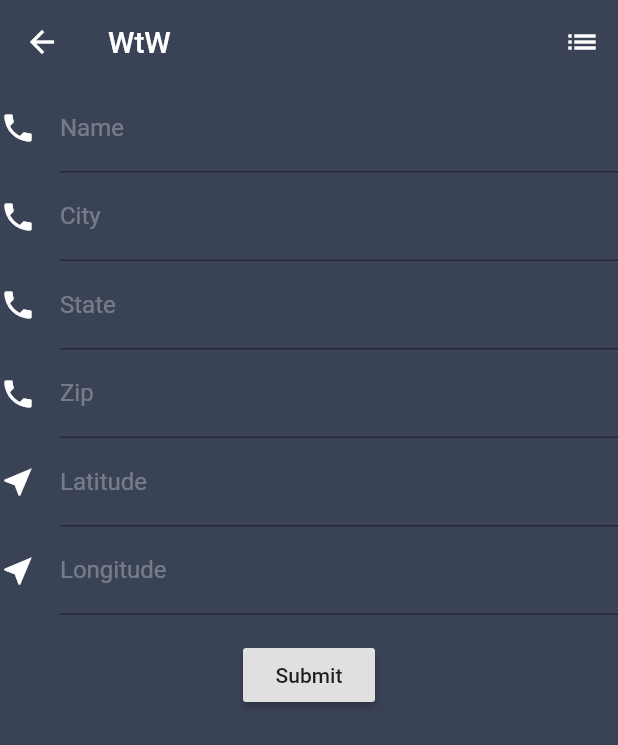
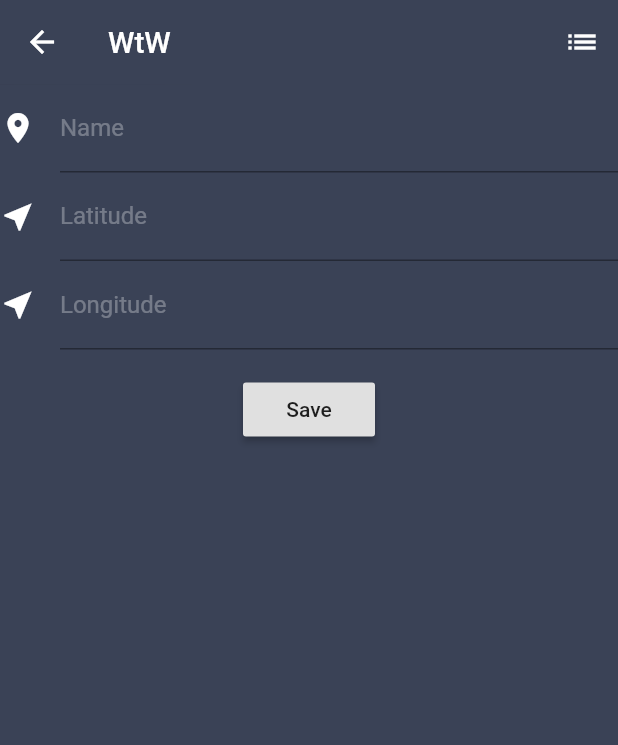
Before and after one commit to markwhidby/wtw_nicelistui, a Flutter app: the ListPageDetail screen opened directly, on a phone screen of 412 x 824 dp. Shown: the top 745 px of the screen. Run offline on Flutter 3.47's test engine with Material 2 defaults, Android fonts, the phone set to English and light mode, and no system bars.

Commit message:
Simplified listpagedetail form

```diff
--- a/lib/listpagedetail.dart
+++ b/lib/listpagedetail.dart
@@ -1,6 +1,5 @@
 import 'package:flutter/material.dart';
 import 'topappbar.dart';
-
 
 class ListPageDetail extends StatefulWidget {
   ListPageDetail({Key key, this.title}) : super(key: key);
@@ -21,6 +20,7 @@ class _ListPageDetailState extends State<ListPageDetail> {
 //      bottomNavigationBar: makeBottom,
     );
   }
+
   final topAppBar = AppBar(
     elevation: 0.1,
     backgroundColor: Color.fromRGBO(58, 66, 86, 1.0),
@@ -36,46 +36,48 @@ class _ListPageDetailState extends State<ListPageDetail> {
   final makeBody = Center(
     child: Column(
       children: <Widget>[
-        new MyCustomForm(),
+        new StartingPointForm(),
 //        new SizedBox(height: 200.0),
 //        new Image.network(
 //          'https://cdn.cnn.com/cnn/.e1mo/img/4.0/logos/logo_cnn_badge_2up.png',
 //          fit: BoxFit.cover,
 //        ),
       ],
-
     ),
   );
 }
 
 // Create a Form Widget
-class MyCustomForm extends StatefulWidget {
+class StartingPointForm extends StatefulWidget {
   @override
-  MyCustomFormState createState() {
-    return MyCustomFormState();
+  StartingPointFormState createState() {
+    return StartingPointFormState();
   }
 }
 
 // Create a corresponding State class. This class will hold the data related to
 // the form.
-class MyCustomFormState extends State<MyCustomForm> {
-  // Create a global key that will uniquely identify the Form widget and allow
-  // us to validate the form
-  //
-  // Note: This is a GlobalKey<FormState>, not a GlobalKey<MyCustomFormState>!
+class StartingPointFormState extends State<StartingPointForm> {
   final _formKey = GlobalKey<FormState>();
+  final _nameController = TextEditingController();
+  final _cityController = TextEditingController();
+  final _stateController = TextEditingController();
+  final _zipController = TextEditingController();
+  final _latController = TextEditingController();
+  final _longController = TextEditingController();
 
   @override
-  Widget build(BuildContext context) {
-    // Build a Form widget using the _formKey we created above
-    return Form(
-      key: _formKey,
-      child: Column(
-        crossAxisAlignment: CrossAxisAlignment.start,
-        children: <Widget>[
-          TextFormField(
+  void dispose() {
+    // Clean up the controller when the Widget is disposed
+    _nameController.dispose();
+    super.dispose();
+  }
+
+  Widget nameField() {
+    return TextFormField(
+      controller: _nameController,
       decoration: const InputDecoration(
-              icon: const Icon(Icons.phone, color: Colors.white),
+        icon: const Icon(Icons.place, color: Colors.white),
         hintText: 'Enter name',
         labelText: 'Name',
       ),
@@ -84,8 +86,12 @@ class MyCustomFormState extends State<MyCustomForm> {
           return 'Please enter some text';
         }
       },
-          ),
-          TextFormField(
+    );
+  }
+
+  Widget cityField() {
+    return TextFormField(
+      controller: _cityController,
       decoration: const InputDecoration(
         icon: const Icon(Icons.phone, color: Colors.white),
         hintText: 'Enter city',
@@ -96,8 +102,12 @@ class MyCustomFormState extends State<MyCustomForm> {
           return 'Please enter some text';
         }
       },
-          ),
-          TextFormField(
+    );
+  }
+
+  Widget stateField() {
+    return TextFormField(
+      controller: _stateController,
       decoration: const InputDecoration(
         icon: const Icon(Icons.phone, color: Colors.white),
         hintText: 'Enter state',
@@ -108,11 +118,15 @@ class MyCustomFormState extends State<MyCustomForm> {
           return 'Please enter some text';
         }
       },
-          ),
-          TextFormField(
+    );
+  }
+
+  Widget zipField() {
+    return TextFormField(
+      controller: _zipController,
       decoration: const InputDecoration(
         icon: const Icon(Icons.phone, color: Colors.white),
-              hintText: 'Enter zip code',
+        hintText: 'Enter zip',
         labelText: 'Zip',
       ),
       validator: (value) {
@@ -120,8 +134,12 @@ class MyCustomFormState extends State<MyCustomForm> {
           return 'Please enter some text';
         }
       },
-          ),
-          TextFormField(
+    );
+  }
+
+  Widget latField() {
+    return TextFormField(
+      controller: _latController,
       decoration: const InputDecoration(
         icon: const Icon(Icons.near_me, color: Colors.white),
         hintText: 'Enter latitude',
@@ -132,8 +150,12 @@ class MyCustomFormState extends State<MyCustomForm> {
           return 'Please enter some text';
         }
       },
-          ),
-          TextFormField(
+    );
+  }
+
+  Widget longField() {
+    return TextFormField(
+      controller: _longController,
       decoration: const InputDecoration(
         icon: const Icon(Icons.near_me, color: Colors.white),
         hintText: 'Enter longitude',
@@ -144,7 +166,22 @@ class MyCustomFormState extends State<MyCustomForm> {
           return 'Please enter some text';
         }
       },
-          ),
+    );
+  }
+
+  Widget build(BuildContext context) {
+    // Build a Form widget using the _formKey we created above
+    return Form(
+      key: _formKey,
+      child: Column(
+        crossAxisAlignment: CrossAxisAlignment.start,
+        children: <Widget>[
+          nameField(),
+          // cityField(),
+          // stateField(),
+          // zipField(),
+          latField(),
+          longField(),
           Padding(
             padding: const EdgeInsets.symmetric(vertical: 16.0),
             child: Center(
@@ -154,11 +191,22 @@ class MyCustomFormState extends State<MyCustomForm> {
                   // the form is invalid.
                   if (_formKey.currentState.validate()) {
                     // If the form is valid, we want to show a Snackbar
-                    Scaffold.of(context)
-                        .showSnackBar(SnackBar(content: Text('Processing Data')));
+                    Scaffold.of(context).showSnackBar(
+                        SnackBar(content: Text(_nameController.text)));
+
+                    // return showDialog(
+                    //   context: context,
+                    //   builder: (context) {
+                    //     return AlertDialog(
+                    //       // Retrieve the text the user has typed in using our
+                    //       // TextEditingController
+                    //       content: Text(_nameController.text),
+                    //     );
+                    //   },
+                    // );
                   }
                 },
-                child: Text('Submit'),
+                child: Text('Save'),
               ),
             ),
           ),
```
Lines whose indentation alone changed are shown as unchanged.
